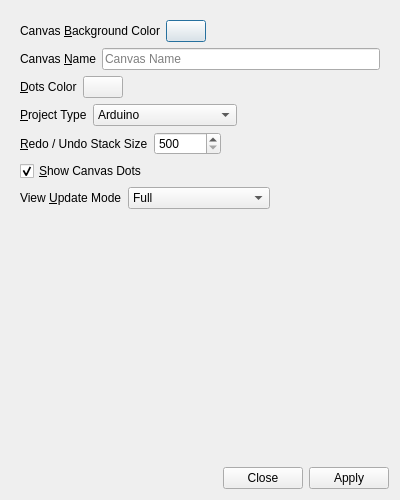
This is UI/glitch-canvas-settings.ui in textbrowser/glitch as Qt 5 draws it before an edit. The edited form follows.
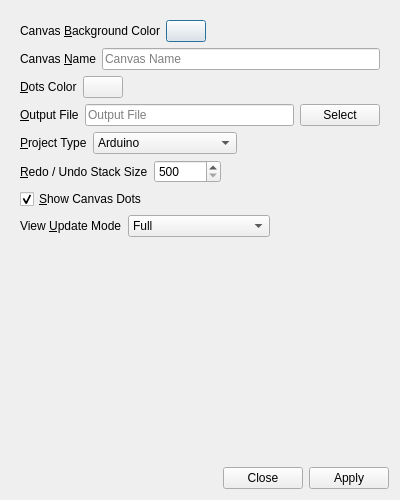
This is the edited form. Icons and pictures are not drawn.

What changed in the file:
```diff
--- a/UI/glitch-canvas-settings.ui
+++ b/UI/glitch-canvas-settings.ui
@@ -125,6 +125,34 @@
          </item>
         </layout>
        </item>
+       <item>
+        <layout class="QHBoxLayout" name="horizontalLayout_7">
+         <item>
+          <widget class="QLabel" name="label_7">
+           <property name="text">
+            <string>&amp;Output File</string>
+           </property>
+           <property name="buddy">
+            <cstring>output_file</cstring>
+           </property>
+          </widget>
+         </item>
+         <item>
+          <widget class="QLineEdit" name="output_file">
+           <property name="placeholderText">
+            <string>Output File</string>
+           </property>
+          </widget>
+         </item>
+         <item>
+          <widget class="QPushButton" name="select_output_file">
+           <property name="text">
+            <string>Select</string>
+           </property>
+          </widget>
+         </item>
+        </layout>
+       </item>
        <item>
         <layout class="QHBoxLayout" name="horizontalLayout_4">
          <item>
```
Left out of the diff: 2 changed lines with no effect on the pictures.
